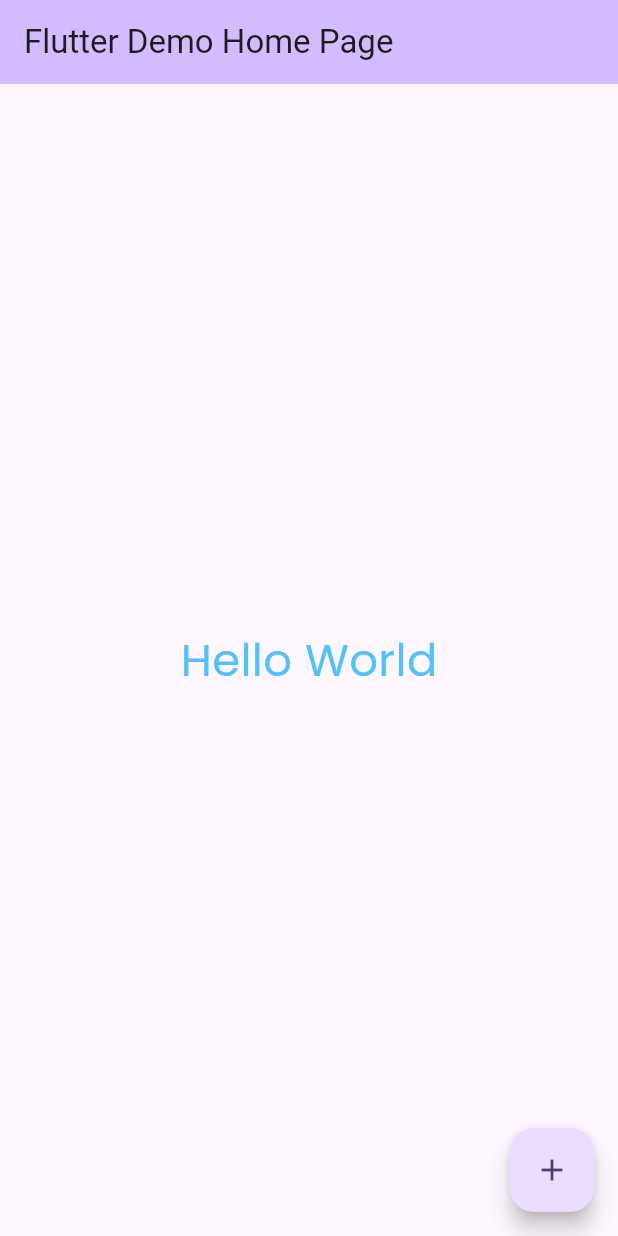
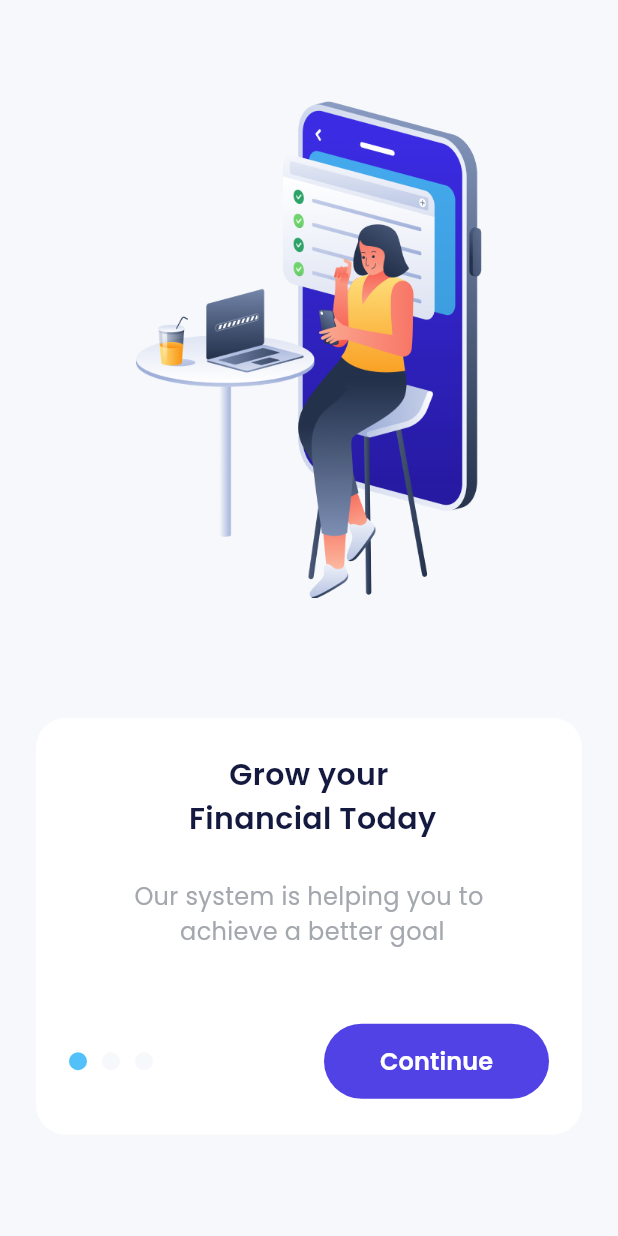
Before and after one commit to Cell6969/ewallet-bank, a Flutter app: the screen it shows after launch, on a phone screen of 412 x 824 dp. Run offline on Flutter 3.47's test engine with Material 3 defaults, Android fonts, the phone set to English and light mode, and no system bars; drawn by our look-alikes of carousel_slider; our stand-ins replace google_fonts.

Commit message:
add: splash and onboarding  page

```diff
--- a/mobile/lib/main.dart
+++ b/mobile/lib/main.dart
@@ -1,101 +1,16 @@
-import 'package:bank_sha/shared/theme.dart';
+import 'package:bank_sha/ui/pages/splash_page.dart';
 import 'package:flutter/material.dart';
 
-void main() {
-  runApp(const MyApp());
-}
+void main() => runApp(const MyApp());
 
 class MyApp extends StatelessWidget {
-  const MyApp({super.key});
+  const MyApp({Key? key}) : super(key: key);
 
-  // This widget is the root of your application.
   @override
   Widget build(BuildContext context) {
-    return MaterialApp(
-      title: 'Flutter Demo',
-      theme: ThemeData(
-        // This is the theme of your application.
-        //
-        // TRY THIS: Try running your application with "flutter run". You'll see
-        // the application has a purple toolbar. Then, without quitting the app,
-        // try changing the seedColor in the colorScheme below to Colors.green
-        // and then invoke "hot reload" (save your changes or press the "hot
-        // reload" button in a Flutter-supported IDE, or press "r" if you used
-        // the command line to start the app).
-        //
-        // Notice that the counter didn't reset back to zero; the application
-        // state is not lost during the reload. To reset the state, use hot
-        // restart instead.
-        //
-        // This works for code too, not just values: Most code changes can be
-        // tested with just a hot reload.
-        colorScheme: ColorScheme.fromSeed(seedColor: Colors.deepPurple),
-      ),
-      home: const MyHomePage(title: 'Flutter Demo Home Page'),
+    return const MaterialApp(
+      debugShowCheckedModeBanner: false,
+      home: SplashPage(),
     );
   }
 }
-
-class MyHomePage extends StatefulWidget {
-  const MyHomePage({super.key, required this.title});
-
-  // This widget is the home page of your application. It is stateful, meaning
-  // that it has a State object (defined below) that contains fields that affect
-  // how it looks.
-
-  // This class is the configuration for the state. It holds the values (in this
-  // case the title) provided by the parent (in this case the App widget) and
-  // used by the build method of the State. Fields in a Widget subclass are
-  // always marked "final".
-
-  final String title;
-
-  @override
-  State<MyHomePage> createState() => _MyHomePageState();
-}
-
-class _MyHomePageState extends State<MyHomePage> {
-  int _counter = 0;
-
-  void _incrementCounter() {
-    setState(() {
-      // This call to setState tells the Flutter framework that something has
-      // changed in this State, which causes it to rerun the build method below
-      // so that the display can reflect the updated values. If we changed
-      // _counter without calling setState(), then the build method would not be
-      // called again, and so nothing would appear to happen.
-      _counter++;
-    });
-  }
-
-  @override
-  Widget build(BuildContext context) {
-    // This method is rerun every time setState is called, for instance as done
-    // by the _incrementCounter method above.
-    //
-    // The Flutter framework has been optimized to make rerunning build methods
-    // fast, so that you can just rebuild anything that needs updating rather
-    // than having to individually change instances of widgets.
-    return Scaffold(
-      appBar: AppBar(
-        // TRY THIS: Try changing the color here to a specific color (to
-        // Colors.amber, perhaps?) and trigger a hot reload to see the AppBar
-        // change color while the other colors stay the same.
-        backgroundColor: Theme.of(context).colorScheme.inversePrimary,
-        // Here we take the value from the MyHomePage object that was created by
-        // the App.build method, and use it to set our appbar title.
-        title: Text(widget.title),
-      ),
-      body: Center(
-        // Center is a layout widget. It takes a single child and positions it
-        // in the middle of the parent.
-        child: Text('Hello World', style: blueTextStyle.copyWith(fontSize: 30)),
-      ),
-      floatingActionButton: FloatingActionButton(
-        onPressed: _incrementCounter,
-        tooltip: 'Increment',
-        child: const Icon(Icons.add),
-      ), // This trailing comma makes auto-formatting nicer for build methods.
-    );
-  }
-}
--- /dev/null
+++ b/mobile/lib/ui/pages/onboarding_page.dart
@@ -0,0 +1,192 @@
+import 'package:bank_sha/shared/theme.dart';
+import 'package:carousel_slider/carousel_slider.dart';
+
+import 'package:flutter/material.dart';
+
+class OnboardingPage extends StatefulWidget {
+  const OnboardingPage({super.key});
+
+  @override
+  State<OnboardingPage> createState() => _OnboardingPageState();
+}
+
+class _OnboardingPageState extends State<OnboardingPage> {
+  int _currentIndex = 0;
+  CarouselSliderController carouselController = CarouselSliderController();
+  List<String> titles = [
+    'Grow your\n Financial Today',
+    'Build from\n Zero to Freedom',
+    'Start Together',
+  ];
+  List<String> descriptions = [
+    'Our system is helping you to\n achieve a better goal',
+    'We provided tips for you so\n you can adapt easier',
+    'We will guide you to where\n you wanted',
+  ];
+
+  @override
+  Widget build(BuildContext context) {
+    return Scaffold(
+      backgroundColor: lightBackgroundColor,
+      body: Center(
+        child: Column(
+          mainAxisAlignment: MainAxisAlignment.center,
+          children: [
+            CarouselSlider(
+              items: [
+                Image.asset('assets/img_onboarding1.png'),
+                Image.asset('assets/img_onboarding2.png'),
+                Image.asset('assets/img_onboarding3.png'),
+              ],
+              options: CarouselOptions(
+                height: 331,
+                viewportFraction: 1,
+                enableInfiniteScroll: false,
+                onPageChanged: (index, reason) {
+                  setState(() {
+                    _currentIndex = index;
+                  });
+                },
+              ),
+              carouselController: carouselController,
+            ),
+            const SizedBox(height: 80),
+            Container(
+              margin: const EdgeInsets.symmetric(horizontal: 24),
+              padding: const EdgeInsets.symmetric(horizontal: 22, vertical: 24),
+              decoration: BoxDecoration(
+                color: whiteColor,
+                borderRadius: BorderRadius.circular(20),
+              ),
+              child: Column(
+                children: [
+                  Text(
+                    titles[_currentIndex],
+                    style: blackTextStyle.copyWith(
+                      fontSize: 20,
+                      fontWeight: semiBold,
+                    ),
+                    textAlign: TextAlign.center,
+                  ),
+                  const SizedBox(height: 26),
+                  Text(
+                    descriptions[_currentIndex],
+                    style: greyTextStyle.copyWith(fontSize: 16),
+                    textAlign: TextAlign.center,
+                  ),
+                  SizedBox(height: _currentIndex == 2 ? 38 : 50),
+                  _currentIndex == 2
+                      ? Column(
+                        // Ganti Row menjadi Column agar tombol tersusun ke bawah
+                        children: [
+                          SizedBox(
+                            width: double.infinity,
+                            height: 50,
+                            child: TextButton(
+                              onPressed: () {},
+                              style: TextButton.styleFrom(
+                                backgroundColor: purpleColor,
+                                shape: RoundedRectangleBorder(
+                                  borderRadius: BorderRadius.circular(56),
+                                ),
+                              ),
+                              child: Text(
+                                'Get Started',
+                                style: whiteTextStyle.copyWith(
+                                  fontSize: 16,
+                                  fontWeight: semiBold,
+                                ),
+                              ),
+                            ),
+                          ),
+                          const SizedBox(height: 20),
+                          SizedBox(
+                            width: double.infinity,
+                            height: 24,
+                            child: TextButton(
+                              onPressed: () {
+                                // Navigator.pushNamed(context, '/sign-in');
+                              },
+                              style: TextButton.styleFrom(
+                                padding: EdgeInsets.zero,
+                              ),
+                              child: Text(
+                                'Sign In',
+                                style: greyTextStyle.copyWith(fontSize: 16),
+                              ),
+                            ),
+                          ),
+                        ],
+                      )
+                      : Row(
+                        children: [
+                          Container(
+                            width: 12,
+                            height: 12,
+                            margin: const EdgeInsets.only(right: 10),
+                            decoration: BoxDecoration(
+                              shape: BoxShape.circle,
+                              color:
+                                  _currentIndex == 0
+                                      ? blueColor
+                                      : lightBackgroundColor,
+                            ),
+                          ),
+                          Container(
+                            width: 12,
+                            height: 12,
+                            margin: const EdgeInsets.only(right: 10),
+                            decoration: BoxDecoration(
+                              shape: BoxShape.circle,
+                              color:
+                                  _currentIndex == 1
+                                      ? blueColor
+                                      : lightBackgroundColor,
+                            ),
+                          ),
+                          Container(
+                            width: 12,
+                            height: 12,
+                            margin: const EdgeInsets.only(right: 10),
+                            decoration: BoxDecoration(
+                              shape: BoxShape.circle,
+                              color:
+                                  _currentIndex == 2
+                                      ? blueColor
+                                      : lightBackgroundColor,
+                            ),
+                          ),
+                          const Spacer(),
+                          SizedBox(
+                            width: 150,
+                            height: 50,
+                            child: TextButton(
+                              onPressed: () {
+                                carouselController.nextPage();
+                              },
+                              style: TextButton.styleFrom(
+                                backgroundColor: purpleColor,
+                                shape: RoundedRectangleBorder(
+                                  borderRadius: BorderRadius.circular(56),
+                                ),
+                              ),
+                              child: Text(
+                                'Continue',
+                                style: whiteTextStyle.copyWith(
+                                  fontSize: 16,
+                                  fontWeight: semiBold,
+                                ),
+                              ),
+                            ),
+                          ),
+                        ],
+                      ),
+                ],
+              ),
+            ),
+          ],
+        ),
+      ),
+    );
+  }
+}
--- /dev/null
+++ b/mobile/lib/ui/pages/splash_page.dart
@@ -0,0 +1,44 @@
+import 'dart:async';
+
+import 'package:bank_sha/shared/theme.dart';
+import 'package:bank_sha/ui/pages/onboarding_page.dart';
+import 'package:flutter/material.dart';
+
+class SplashPage extends StatefulWidget {
+  const SplashPage({super.key});
+
+  @override
+  State<SplashPage> createState() => _SplashPageState();
+}
+
+class _SplashPageState extends State<SplashPage> {
+  @override
+  void initState() {
+    super.initState();
+
+    Timer(const Duration(seconds: 2), () {
+      Navigator.push(
+        context,
+        MaterialPageRoute(builder: (context) => const OnboardingPage()),
+      );
+    });
+  }
+
+  @override
+  Widget build(BuildContext context) {
+    return Scaffold(
+      backgroundColor: darkBackgroundColor,
+      body: Center(
+        child: Container(
+          width: 155,
+          height: 50,
+          decoration: BoxDecoration(
+            image: DecorationImage(
+              image: AssetImage('assets/img_logo_dark.png'),
+            ),
+          ),
+        ),
+      ),
+    );
+  }
+}
--- a/mobile/pubspec.yaml
+++ b/mobile/pubspec.yaml
@@ -35,6 +35,7 @@
   # Use with the CupertinoIcons class for iOS style icons.
   cupertino_icons: ^1.0.8
   google_fonts: ^6.3.1
+  carousel_slider: ^5.0.0
 
 dev_dependencies:
   flutter_test:
```
Also changed, not shown: mobile/pubspec.lock.
